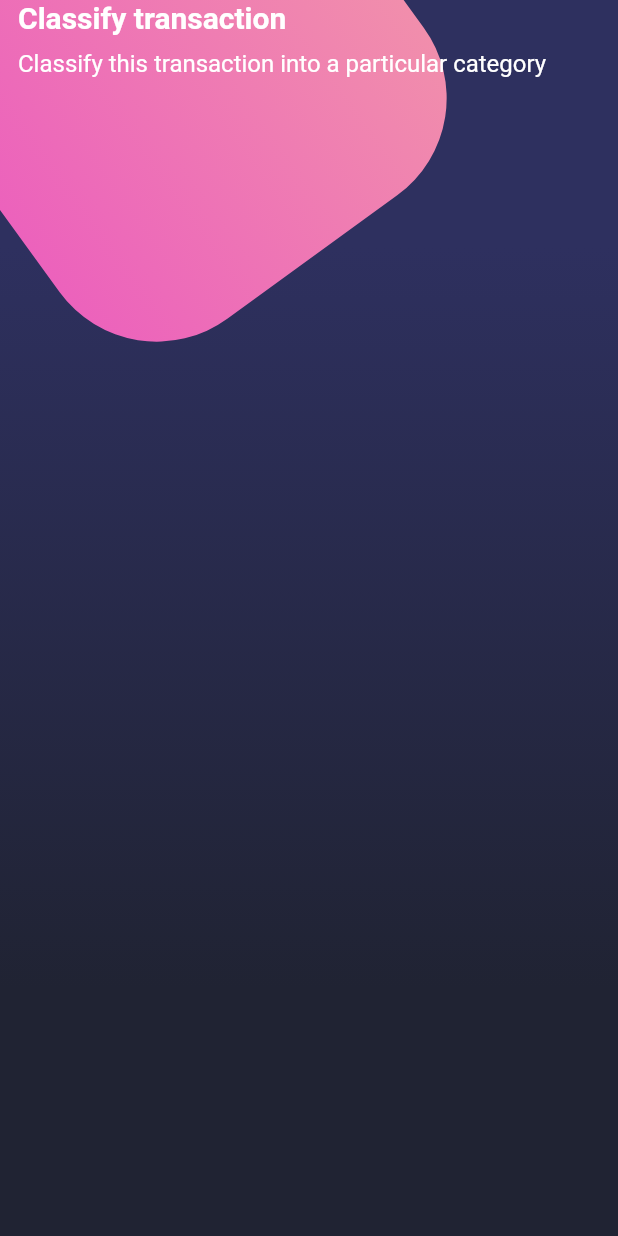
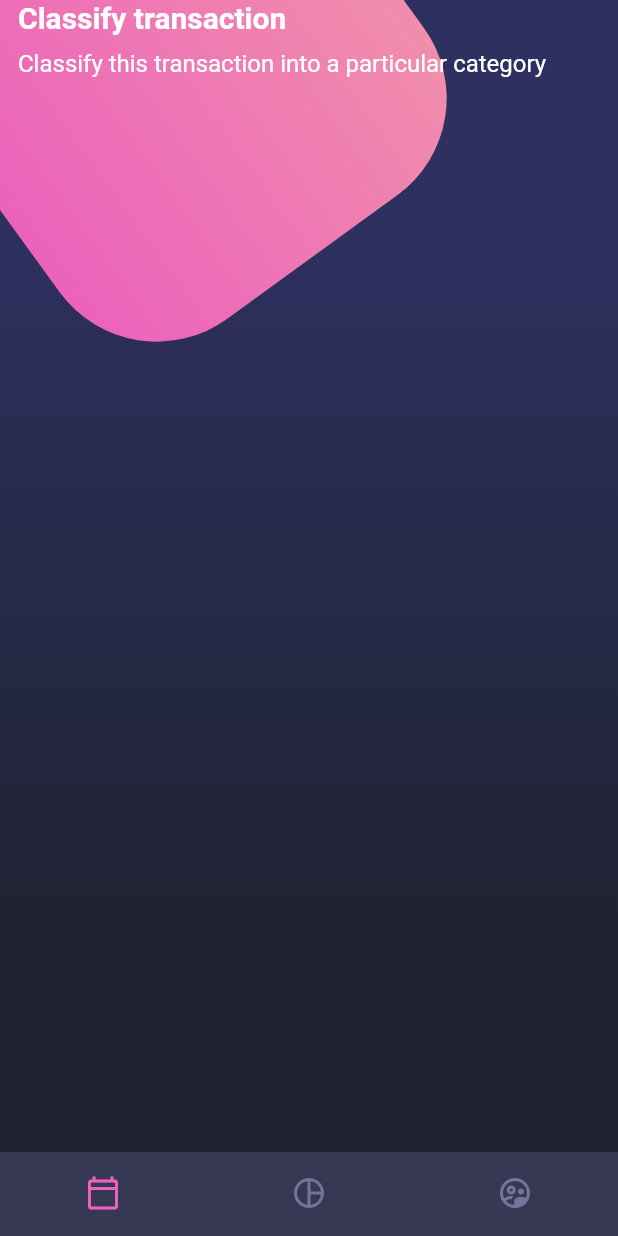
Before and after one commit to ProjectsFlutter/AppDesigns, a Flutter app: the screen it shows after launch, on a phone screen of 412 x 824 dp. Run offline on Flutter 3.47's test engine with Material 2 defaults, Android fonts, the phone set to English and light mode, and no system bars.

Commit message:
Composite Design - BottomNavigationBar

```diff
--- a/lib/screens/home-screen.dart
+++ b/lib/screens/home-screen.dart
@@ -1,4 +1,5 @@
 import 'package:app_designs/widgets/background.dart';
+import 'package:app_designs/widgets/bottom_navigation.dart';
 import 'package:app_designs/widgets/page_title.dart';
 import 'package:flutter/material.dart';
 
@@ -12,6 +13,7 @@
         _HomeBody()
       ],
       ),
+      bottomNavigationBar: BottomNavigation(),
     );
   }
 }
--- /dev/null
+++ b/lib/widgets/bottom_navigation.dart
@@ -0,0 +1,29 @@
+import 'package:flutter/material.dart';
+
+class BottomNavigation extends StatelessWidget {
+  @override
+  Widget build(BuildContext context) {
+    return BottomNavigationBar(
+      selectedItemColor: Color.fromRGBO(236, 98, 188, 1),
+      backgroundColor: Color.fromRGBO(55, 57, 84, 1),
+      unselectedItemColor: Color.fromRGBO(116, 117, 152, 1),
+      showSelectedLabels: false,
+      showUnselectedLabels: false,
+      currentIndex: 0,
+      items: [
+        BottomNavigationBarItem(
+          icon: Icon(Icons.calendar_today_outlined),
+          label: "Calendar"
+        ),
+        BottomNavigationBarItem(
+          icon: Icon(Icons.pie_chart_outline_outlined),
+          label: "Graph"
+        ),
+        BottomNavigationBarItem(
+          icon: Icon(Icons.supervised_user_circle_outlined),
+          label: "User"
+        )
+      ],
+    );
+  }
+}
```
